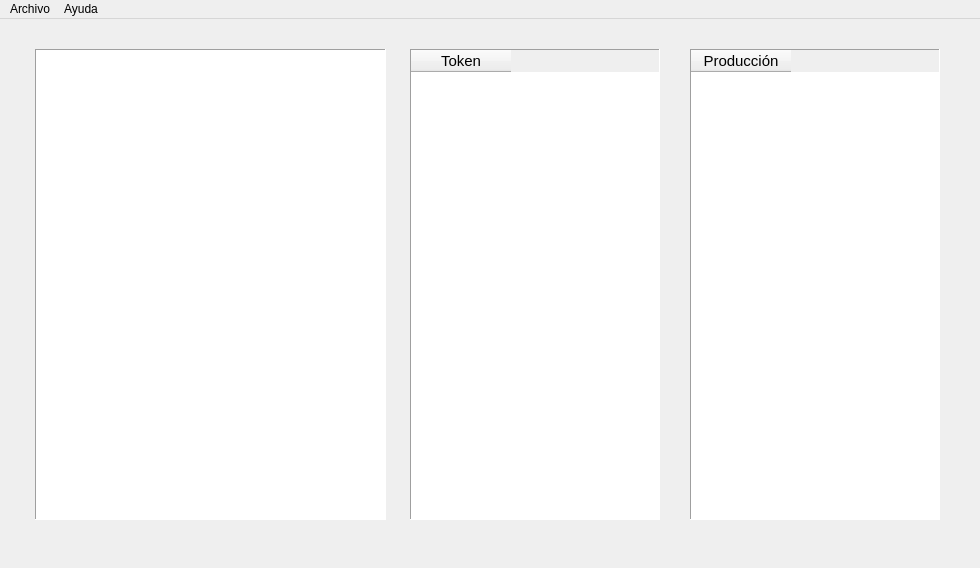
This is mainwindow.ui in josearg150/AnalizadorSintactico as Qt 5 draws it before an edit. The edited form follows.
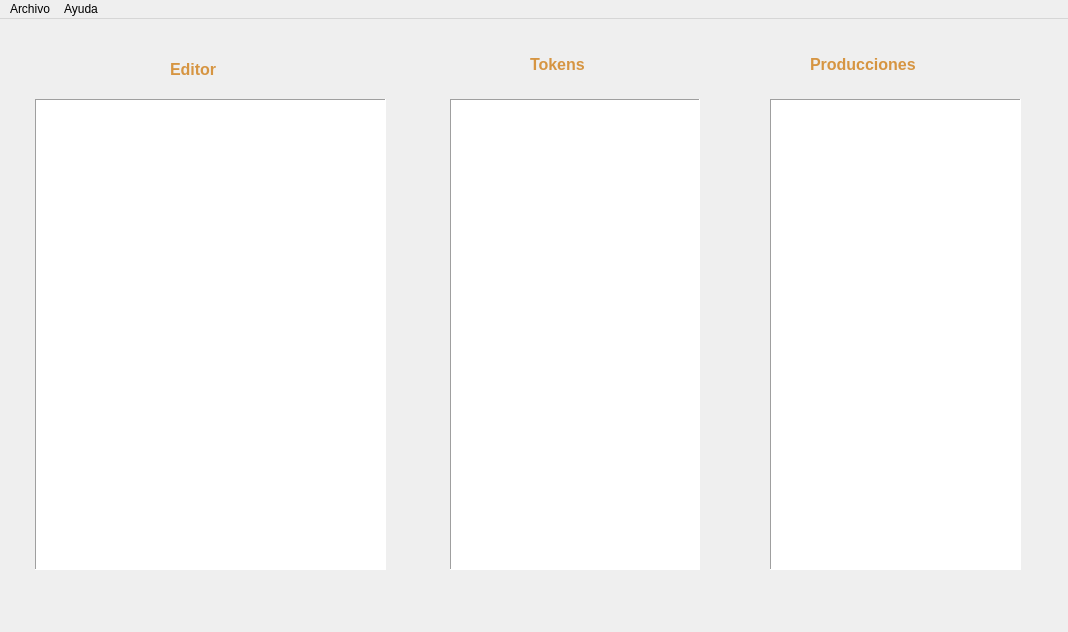
This is the edited form.

The edit to the form file:
```diff
--- a/mainwindow.ui
+++ b/mainwindow.ui
@@ -6,8 +6,8 @@
    <rect>
     <x>0</x>
     <y>0</y>
-    <width>980</width>
-    <height>568</height>
+    <width>1068</width>
+    <height>632</height>
    </rect>
   </property>
   <property name="windowTitle">
@@ -17,8 +17,8 @@
    <widget class="QTableWidget" name="tokens">
     <property name="geometry">
      <rect>
-      <x>410</x>
-      <y>30</y>
+      <x>450</x>
+      <y>80</y>
       <width>250</width>
       <height>471</height>
      </rect>
@@ -76,6 +76,12 @@
     <property name="editTriggers">
      <set>QAbstractItemView::NoEditTriggers</set>
     </property>
+    <attribute name="horizontalHeaderVisible">
+     <bool>false</bool>
+    </attribute>
+    <attribute name="verticalHeaderVisible">
+     <bool>false</bool>
+    </attribute>
     <column>
      <property name="text">
       <string>Token</string>
@@ -91,9 +97,9 @@
    <widget class="QTableWidget" name="producciones">
     <property name="geometry">
      <rect>
-      <x>690</x>
-      <y>30</y>
-      <width>250</width>
+      <x>770</x>
+      <y>80</y>
+      <width>251</width>
       <height>471</height>
      </rect>
     </property>
@@ -150,6 +156,15 @@
     <property name="showGrid">
      <bool>true</bool>
     </property>
+    <property name="gridStyle">
+     <enum>Qt::SolidLine</enum>
+    </property>
+    <attribute name="horizontalHeaderVisible">
+     <bool>false</bool>
+    </attribute>
+    <attribute name="verticalHeaderVisible">
+     <bool>false</bool>
+    </attribute>
     <column>
      <property name="text">
       <string>Producción</string>
@@ -166,7 +181,7 @@
     <property name="geometry">
      <rect>
       <x>35</x>
-      <y>30</y>
+      <y>80</y>
       <width>351</width>
       <height>471</height>
      </rect>
@@ -183,14 +198,83 @@
      <enum>QFrame::Panel</enum>
     </property>
    </widget>
+   <widget class="QLabel" name="label">
+    <property name="geometry">
+     <rect>
+      <x>170</x>
+      <y>30</y>
+      <width>101</width>
+      <height>41</height>
+     </rect>
+    </property>
+    <property name="font">
+     <font>
+      <pointsize>12</pointsize>
+      <weight>75</weight>
+      <bold>true</bold>
+     </font>
+    </property>
+    <property name="styleSheet">
+     <string notr="true">color:#D69542;</string>
+    </property>
+    <property name="text">
+     <string>Editor</string>
+    </property>
+   </widget>
+   <widget class="QLabel" name="label_2">
+    <property name="geometry">
+     <rect>
+      <x>530</x>
+      <y>30</y>
+      <width>111</width>
+      <height>31</height>
+     </rect>
+    </property>
+    <property name="font">
+     <font>
+      <pointsize>12</pointsize>
+      <weight>75</weight>
+      <bold>true</bold>
+     </font>
+    </property>
+    <property name="styleSheet">
+     <string notr="true">color:#D69542;</string>
+    </property>
+    <property name="text">
+     <string>Tokens</string>
+    </property>
+   </widget>
+   <widget class="QLabel" name="label_4">
+    <property name="geometry">
+     <rect>
+      <x>810</x>
+      <y>30</y>
+      <width>181</width>
+      <height>31</height>
+     </rect>
+    </property>
+    <property name="font">
+     <font>
+      <pointsize>12</pointsize>
+      <weight>75</weight>
+      <bold>true</bold>
+     </font>
+    </property>
+    <property name="styleSheet">
+     <string notr="true">color:#D69542;</string>
+    </property>
+    <property name="text">
+     <string>Producciones </string>
+    </property>
+   </widget>
   </widget>
   <widget class="QMenuBar" name="menubar">
    <property name="geometry">
     <rect>
      <x>0</x>
      <y>0</y>
-     <width>980</width>
-     <height>25</height>
+     <width>1068</width>
+     <height>21</height>
     </rect>
    </property>
    <widget class="QMenu" name="menuArchivo">
```
